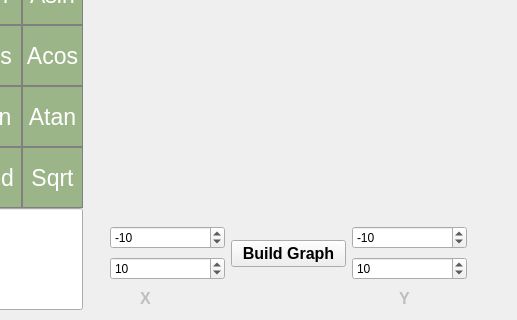
Before: the Qt Designer form src/s21_smart_calc_v_2_0/view/smartcalc.ui in bonnyped/CPP3_SmartCalc_v2.0-1, drawn with Qt 5; both pictures show x 283 to 800 and y 208 to 528 of the 800 by 528 pixel window.
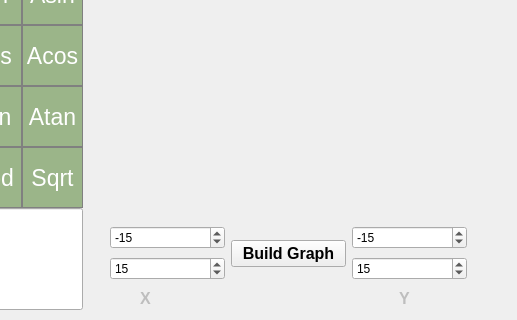
After: the same form once the commit is applied.

What changed in the file:
```diff
--- a/src/s21_smart_calc_v_2_0/view/smartcalc.ui
+++ b/src/s21_smart_calc_v_2_0/view/smartcalc.ui
@@ -1124,7 +1124,7 @@
          <number>1</number>
         </property>
         <property name="value">
-         <number>-10</number>
+         <number>-15</number>
         </property>
         <property name="displayIntegerBase">
          <number>10</number>
@@ -1147,7 +1147,7 @@
          <number>1000000</number>
         </property>
         <property name="value">
-         <number>10</number>
+         <number>15</number>
         </property>
         <property name="displayIntegerBase">
          <number>10</number>
@@ -1194,7 +1194,10 @@
          <number>-1</number>
         </property>
         <property name="value">
-         <number>-10</number>
+         <number>-15</number>
+        </property>
+        <property name="displayIntegerBase">
+         <number>10</number>
         </property>
        </widget>
       </item>
@@ -1214,7 +1217,7 @@
          <number>1000000</number>
         </property>
         <property name="value">
-         <number>10</number>
+         <number>15</number>
         </property>
        </widget>
       </item>
```
